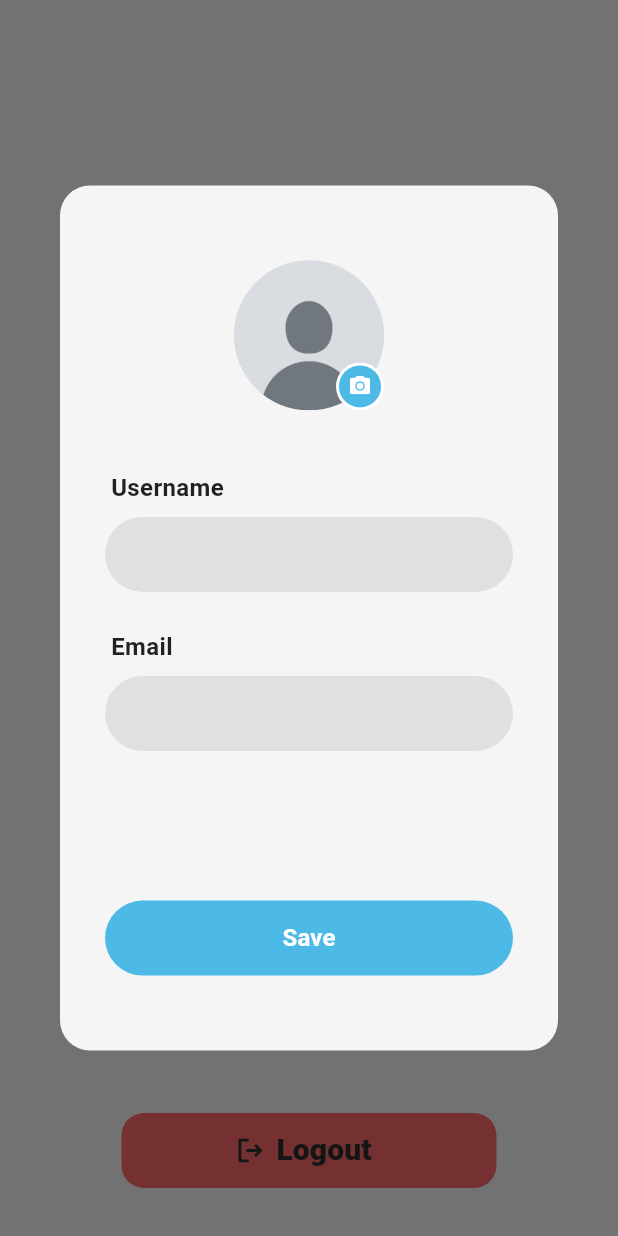
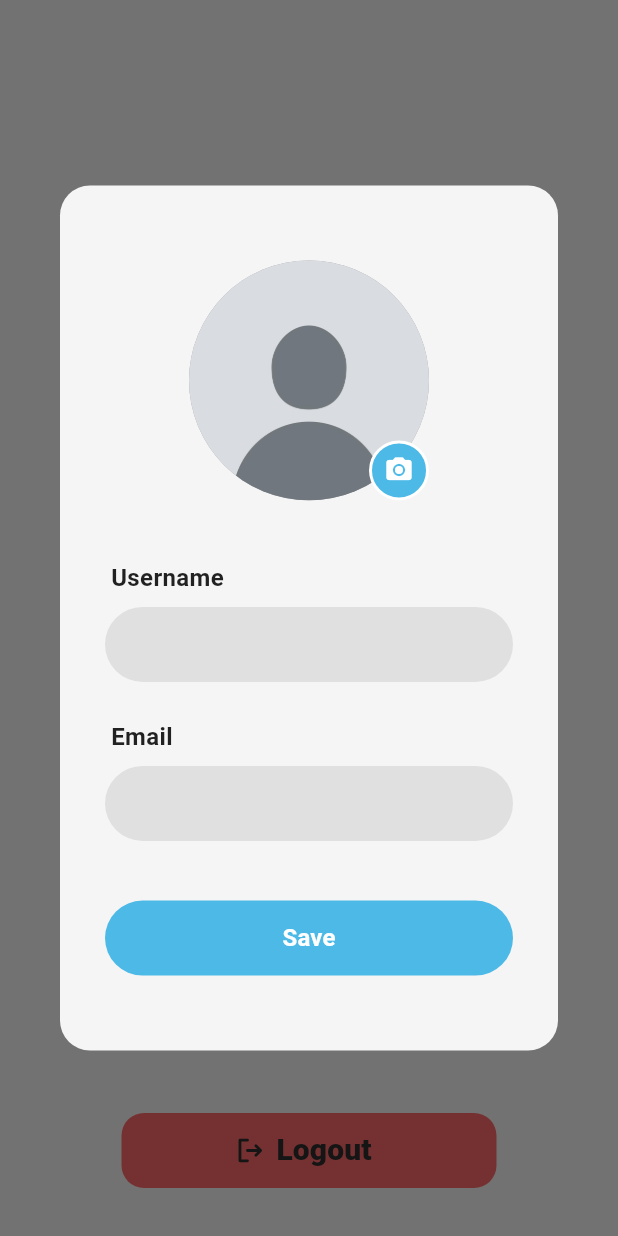
Before and after one commit to Yoelaugustan/TravelStory, a Flutter app: the UserPage screen opened directly, after a tap on "Edit Profile", on a phone screen of 412 x 824 dp. Run offline on Flutter 3.47's test engine with Material 3 defaults, Android fonts, the phone set to English and light mode, and no system bars; our stand-ins replace image_picker, phosphor_flutter, supabase_flutter; accounts and stored records are empty.

Commit message:
Fix Image Picker and Increase the size of the image

```diff
--- a/lib/modals/user_modal.dart
+++ b/lib/modals/user_modal.dart
@@ -60,8 +60,8 @@ class _UserModalState extends State<UserModal> {
   Future<void> _pickImage() async {
     try {
       final File? image = await ImagePickerService.showImageSourceDialog(context);
+
       if (image != null) {
-        print('Image selected: ${image.path}'); // Debug log
         setState(() {
           _selectedImage = image;
         });
@@ -76,10 +76,9 @@ class _UserModalState extends State<UserModal> {
           );
         }
       } else {
-        print('No image selected'); // Debug log
+        print('No image returned from picker');
       }
     } catch (e) {
-      print('Error picking image: $e'); // Debug log
       if (mounted) {
         ScaffoldMessenger.of(context).showSnackBar(
           SnackBar(content: Text('Error picking image: $e')),
@@ -134,26 +133,26 @@ class _UserModalState extends State<UserModal> {
   Widget _buildProfileImage() {
     final imageUrl = userProfile?['profile_image_url'];
 
+    // Priority: Selected image > Current profile image > Default image
     if (_selectedImage != null) {
       // Show selected image from gallery/camera
       return Container(
-        width: 100,
-        height: 100,
-        decoration: BoxDecoration(
+        width: 150,
+        height: 150,
+        decoration: const BoxDecoration(
           shape: BoxShape.circle,
-          color: Colors.grey[300],
         ),
         child: ClipOval(
           child: Image.file(
             _selectedImage!,
-            width: 100,
-            height: 100,
+            width: 150,
+            height: 150,
             fit: BoxFit.cover,
             errorBuilder: (context, error, stackTrace) {
-              return CircleAvatar(
-                radius: 50,
-                backgroundColor: Colors.grey[300],
-                backgroundImage: const AssetImage('assets/default-avatar.jpg'),
+              return const CircleAvatar(
+                radius: 80,
+                backgroundColor: Colors.grey,
+                backgroundImage: AssetImage('assets/default-avatar.jpg'),
               );
             },
           ),
@@ -161,28 +160,27 @@ class _UserModalState extends State<UserModal> {
       );
     } else if (imageUrl != null && imageUrl.toString().isNotEmpty) {
       // Show current profile image from network
-      return CircleAvatar(
-        radius: 50,
-        backgroundColor: Colors.grey[300],
+      return Container(
+        width: 150,
+        height: 150,
+        decoration: const BoxDecoration(
+          shape: BoxShape.circle,
+        ),
         child: ClipOval(
           child: Image.network(
             imageUrl,
-            width: 100,
-            height: 100,
+            width: 150,
+            height: 150,
             fit: BoxFit.cover,
             loadingBuilder: (context, child, loadingProgress) {
               if (loadingProgress == null) return child;
-              return CircularProgressIndicator(
-                color: const Color(0xFF4CB9E7),
-                value: loadingProgress.expectedTotalBytes != null
-                    ? loadingProgress.cumulativeBytesLoaded /
-                        loadingProgress.expectedTotalBytes!
-                    : null,
+              return const CircularProgressIndicator(
+                color: Color(0xFF4CB9E7),
               );
             },
             errorBuilder: (context, error, stackTrace) {
               return const CircleAvatar(
-                radius: 50,
+                radius: 80,
                 backgroundColor: Colors.grey,
                 backgroundImage: AssetImage('assets/default-avatar.jpg'),
               );
@@ -192,10 +190,10 @@ class _UserModalState extends State<UserModal> {
       );
     } else {
       // Show default asset image
-      return CircleAvatar(
-        radius: 50,
-        backgroundColor: Colors.grey[300],
-        backgroundImage: const AssetImage('assets/default-avatar.jpg'),
+      return const CircleAvatar(
+        radius: 80,
+        backgroundColor: Colors.grey,
+        backgroundImage: AssetImage('assets/default-avatar.jpg'),
       );
     }
   }
@@ -233,8 +231,8 @@ class _UserModalState extends State<UserModal> {
                           child: GestureDetector(
                             onTap: _pickImage,
                             child: Container(
-                              width: 32,
-                              height: 32,
+                              width: 40,
+                              height: 40,
                               decoration: BoxDecoration(
                                 color: const Color(0xFF4CB9E7),
                                 shape: BoxShape.circle,
@@ -243,7 +241,7 @@ class _UserModalState extends State<UserModal> {
                               child: const Icon(
                                 Icons.camera_alt,
                                 color: Colors.white,
-                                size: 16,
+                                size: 20,
                               ),
                             ),
                           ),
--- a/lib/pages/user_page.dart
+++ b/lib/pages/user_page.dart
@@ -67,10 +67,10 @@ class _UserPageState extends State<UserPage> {
     if (imageUrl != null && imageUrl.toString().isNotEmpty) {
       // Use network image
       return CircleAvatar(
-        radius: 60,
+        radius: 80,
         backgroundColor: Colors.grey[300],
         child: CircleAvatar(
-          radius: 58,
+          radius: 78,
           backgroundImage: NetworkImage(imageUrl),
           onBackgroundImageError: (exception, stackTrace) {
             // Will fall back to default asset image below
@@ -81,10 +81,10 @@ class _UserPageState extends State<UserPage> {
     } else {
       // Use default asset image
       return CircleAvatar(
-        radius: 60,
+        radius: 80,
         backgroundColor: Colors.grey[300],
         child: CircleAvatar(
-          radius: 58,
+          radius: 78,
           backgroundImage: const AssetImage('assets/default-avatar.jpg'),
           backgroundColor: Colors.transparent,
         ),
```
Also changed, not shown: lib/modals/image_picker.dart (+11 -13 lines).
